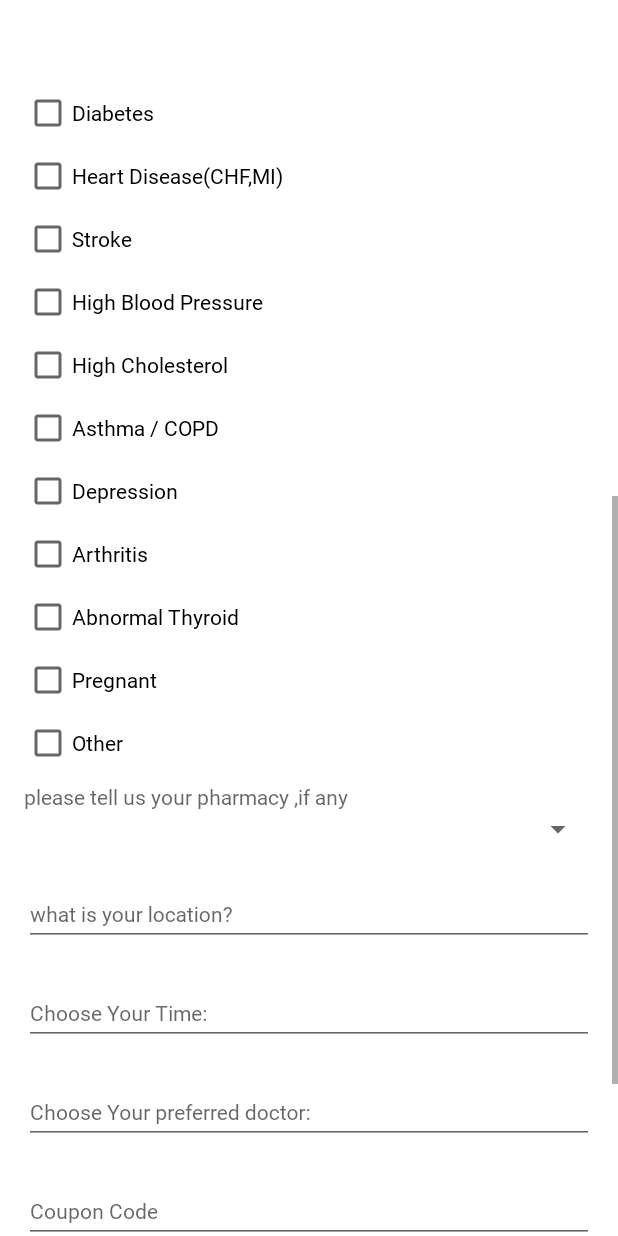
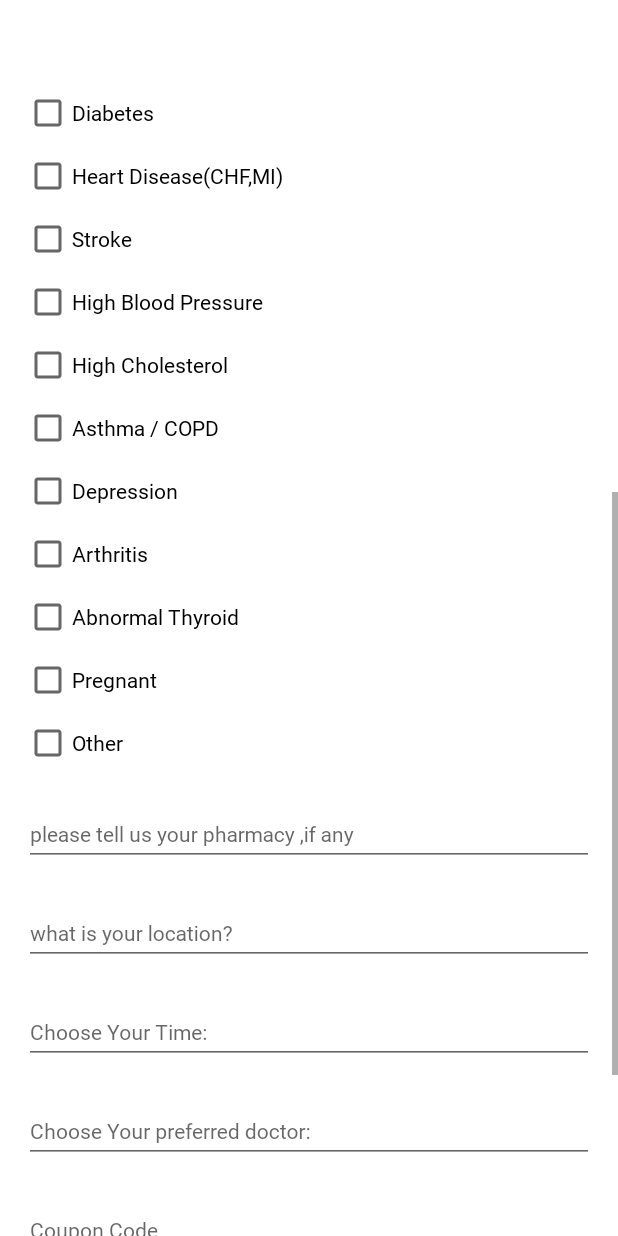
Before and after one commit to rushitv/MDLink_App, an Android app: the layout activity_book__appoinment.xml on its own in the app's theme, with its tools: preview values and no code run, scrolled down 537 dp, on a phone screen of 412 x 824 dp. Run offline under Robolectric (Android 15) with nearby library versions, the phone set to English and light mode, and no system bars; network calls fail.

Commit message:
Appointment options API Integration Added Confirm Appointment Layout Improvements

```diff
--- a/app/src/main/java/com/mdlink/ScheduleAppointmentActivity.java
+++ b/app/src/main/java/com/mdlink/ScheduleAppointmentActivity.java
@@ -6,16 +6,14 @@ import android.support.v7.widget.RecyclerView;
 import android.support.v7.widget.Toolbar;
 import android.util.Log;
 
-import com.google.gson.JsonObject;
+import com.mdlink.adapter.AppointmentListAdapter;
 import com.mdlink.model.AppointmentListResponse;
 import com.mdlink.model.AppointmentListResponseDetails;
-import com.mdlink.model.AppointmentOptionsResponse;
 import com.mdlink.preferences.SharedPreferenceManager;
 import com.mdlink.util.Constants;
 import com.mdlink.util.MdlinkProgressBar;
 
 import java.util.ArrayList;
-import java.util.List;
 
 import retrofit2.Call;
 import retrofit2.Callback;
@@ -54,7 +52,7 @@ public class ScheduleAppointmentActivity extends BaseActivity {
     private void callToGetListScheduledAppointment(String UserId) {
         Log.i(TAG, "UserId>>>>>>" +UserId);
         MdlinkProgressBar.setProgressBar(this);
-        Call<AppointmentListResponse> getPatientById = App.apiService.getAppoitmentOptions("3");
+        Call<AppointmentListResponse> getPatientById = App.apiService.getScheduledAppointmentList("3");
         getPatientById.enqueue(new Callback<AppointmentListResponse>() {
             @Override
             public void onResponse(retrofit2.Call<AppointmentListResponse> call, Response<AppointmentListResponse> response) {
--- a/app/src/main/java/com/mdlink/api/APIService.java
+++ b/app/src/main/java/com/mdlink/api/APIService.java
@@ -2,6 +2,7 @@ package com.mdlink.api;
 
 import com.google.gson.JsonObject;
 import com.mdlink.model.AppointmentListResponse;
+import com.mdlink.model.AppointmentOptions;
 import com.mdlink.model.AppointmentOptionsResponse;
 import com.mdlink.model.BookAppointmentRequest;
 import com.mdlink.model.CreateOrederRequest;
@@ -70,5 +71,8 @@ public interface APIService {
     Call<JsonObject> createOreder(@Body CreateOrederRequest createOrederRequest);
 
     @GET("patientappointment/{id}")
-    Call<AppointmentListResponse> getAppoitmentOptions(@Path("id") String id);
+    Call<AppointmentListResponse> getScheduledAppointmentList(@Path("id") String id);
+
+    @GET("appointment-options")
+    Call<AppointmentOptionsResponse> getAppointmentOptions();
 }
--- a/app/src/main/java/com/mdlink/model/AppointmentOptions.java
+++ b/app/src/main/java/com/mdlink/model/AppointmentOptions.java
@@ -28,7 +28,7 @@ public class AppointmentOptions {
         return pharmacys;
     }
 
-    public void setPharmacys(List<OptionDetails> pharmacys) {
+    public void setAppointmentOptionsPharmacys(List<OptionDetails> pharmacys) {
         this.pharmacys = pharmacys;
     }
 
--- a/app/src/main/java/com/mdlink/model/OptionDetails.java
+++ b/app/src/main/java/com/mdlink/model/OptionDetails.java
@@ -3,7 +3,7 @@ package com.mdlink.model;
 import com.google.gson.annotations.Expose;
 import com.google.gson.annotations.SerializedName;
 
-class OptionDetails {
+public class OptionDetails {
     @SerializedName("id")
     @Expose
     private Integer id;
--- a/app/src/main/res/layout/activity_book__appoinment.xml
+++ b/app/src/main/res/layout/activity_book__appoinment.xml
@@ -59,7 +59,7 @@
                 android:layout_height="wrap_content"
                 android:layout_marginTop="3dp"
                 android:checked="false"
-                android:text="I would to renew/refill a prescriptior"
+                android:text="@string/label_i_would_to_renew_refill_a_prescription"
                 style="@style/TextSmall" />
 
             <CheckBox
@@ -258,18 +258,23 @@
                 style="@style/TextSmall" />
 
 
-            <TextView
+            <android.support.design.widget.TextInputLayout
                 android:layout_width="match_parent"
                 android:layout_height="wrap_content"
-                android:layout_marginTop="10dp"
-                android:hint="please tell us your pharmacy ,if any "
-                style="@style/TextSmall" />
+                android:layout_marginTop="15dp">
 
-            <Spinner
-                android:id="@+id/spnrPharmacyBookAppt"
-                android:layout_width="match_parent"
-                android:layout_height="wrap_content">
-            </Spinner>
+                <EditText
+                    android:id="@+id/editPharmacyBookAppt"
+                    android:inputType="none"
+                    android:focusableInTouchMode="false"
+                    android:onClick="onClick"
+                    android:layout_width="match_parent"
+                    android:layout_height="40dp"
+                    android:layout_marginTop="10dp"
+                    android:hint="please tell us your pharmacy ,if any"
+                    style="@style/TextSmall" />
+
+            </android.support.design.widget.TextInputLayout>
 
             <android.support.design.widget.TextInputLayout
                 android:layout_width="match_parent"
--- a/app/src/main/res/values/strings.xml
+++ b/app/src/main/res/values/strings.xml
@@ -57,6 +57,10 @@
     <string name="label_age">Age</string>
     <string name="label_paybypaypal">Pay by Paypal</string>
     <string name="label_confirmappt">Confirm Appointment</string>
-    <string name="colon">:  %1$s</string>
+    <string name="colon">: %1$s</string>
     <string name="label_scheduledappointment">Scheduled Appointment</string>
+    <string name="label_i_would_to_renew_refill_a_prescription">I would to renew/refill a prescription</string>
+    <string name="i_would_to_renew_refill_a_prescription">I would to renew/refill a prescription : %1$s</string>
+    <string name="label_i_would_to_obtain_sicknote">I would like to obtain a sick note</string>
+    <string name="i_would_to_obtain_sicknote">I would like to obtain a sick note : %1$s</string>
 </resources>
```
Also changed, not shown: app/src/main/java/com/mdlink/Book_Appoinment.java (+110 -61 lines), app/src/main/java/com/mdlink/ConfirmAppointmentActivity.java (+11 -5 lines), app/src/main/java/com/mdlink/adapter/AppointmentListAdapter.java (renamed from app/src/main/java/com/mdlink/AppointmentListAdapter.java, +2 -5 lines), app/src/main/res/layout/activity_confirm_appt.xml (+31 -22 lines).
